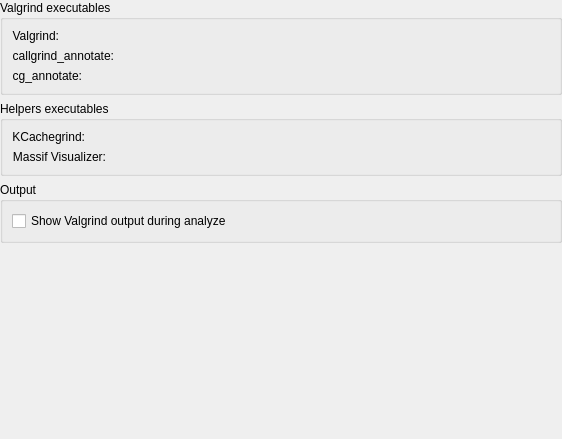
KDE/kdev-valgrind, file config/globalconfigpage.ui: the form before one commit.
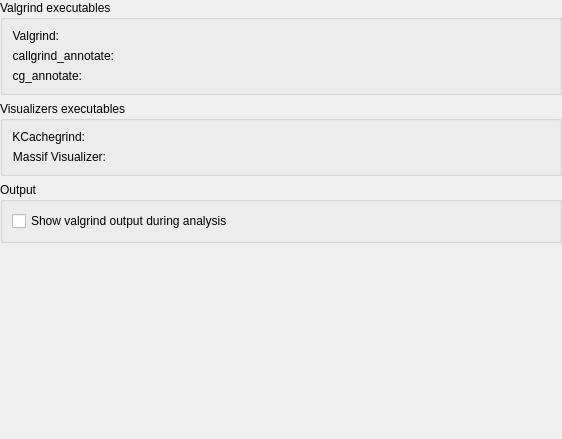
The form after the commit. Custom widgets are drawn as their Qt base class.

Diff of the .ui file:
```diff
--- a/config/globalconfigpage.ui
+++ b/config/globalconfigpage.ui
@@ -107,7 +107,7 @@
    <item>
     <widget class="QGroupBox" name="outputGroupBox">
      <property name="title">
-      <string>Helpers executables</string>
+      <string>Visualizers executables</string>
      </property>
      <layout class="QFormLayout" name="formLayout_2">
       <item row="0" column="0">
@@ -171,7 +171,7 @@
          <string>&lt;html&gt;&lt;head/&gt;&lt;body&gt;&lt;p&gt;Valgrind messages will be &amp;quot;mixed&amp;quot; with analyzed executable messages.&lt;/p&gt;&lt;p&gt;Useful for plugin debugging.&lt;/p&gt;&lt;/body&gt;&lt;/html&gt;</string>
         </property>
         <property name="text">
-         <string>Show Valgrind output during analyze</string>
+         <string>Show valgrind output during analysis</string>
         </property>
        </widget>
       </item>
```
Left out of the diff: 2 changed lines with no effect on the pictures.
